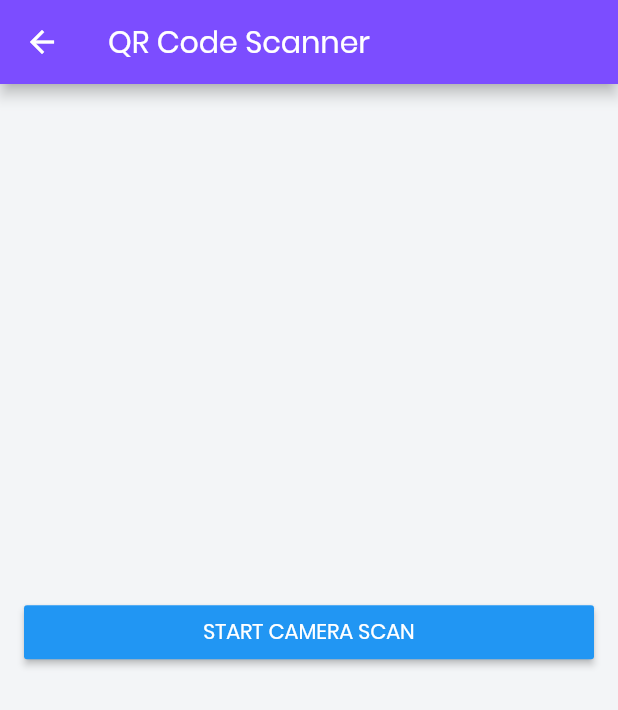
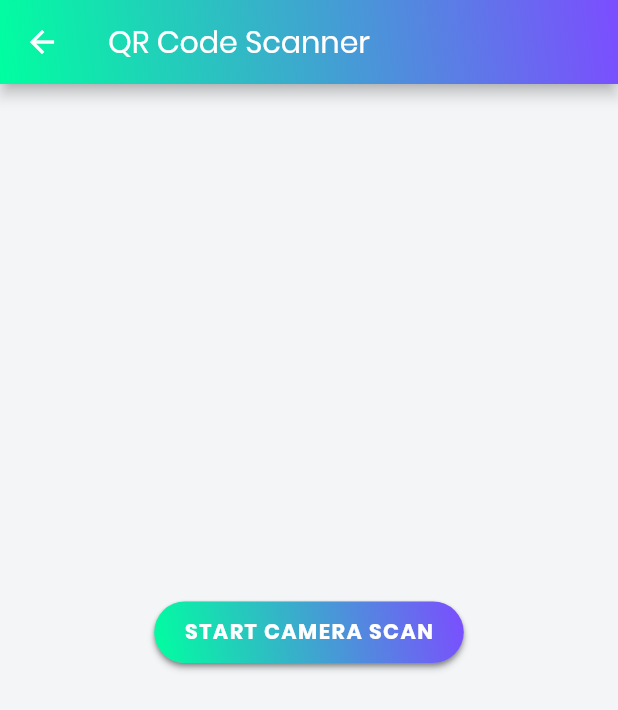
Before and after one commit to IosifGabriel/vanir-frontend, a Flutter app: the ScanScreen screen opened directly, on a phone screen of 412 x 824 dp. Shown: the top 710 px of the screen. Run offline on Flutter 3.47's test engine with Material 2 defaults, Android fonts, the phone set to English and light mode, and no system bars; our stand-ins replace carousel_slider, font_awesome_flutter, qr_flutter; missing offline and left inert: barcode_scan, flutter_mobile_vision, flutter_sparkline; network calls fail.

Commit message:
new stylizing

```diff
--- a/lib/screens/scanqrcode.dart
+++ b/lib/screens/scanqrcode.dart
@@ -3,6 +3,7 @@ import 'dart:async';
 import 'package:barcode_scan/barcode_scan.dart';
 import 'package:flutter/material.dart';
 import 'package:flutter/services.dart';
+import 'package:vanir_app/widgets/custom_button.dart';
 
 class ScanScreen extends StatefulWidget {
   @override
@@ -22,23 +23,28 @@ class _ScanState extends State<ScanScreen> {
     return Scaffold(
         appBar: new AppBar(
           title: new Text('QR Code Scanner'),
+          flexibleSpace:  Container(
+                    decoration: const BoxDecoration(
+                      gradient: LinearGradient(
+                        begin: Alignment.topRight,
+                        end: Alignment.bottomLeft,
+                        colors: <Color>[
+                          Color(0xFF7C4DFF),
+                          Color(0xFF00FFA0)
+                        ]
+                      )
+                    )
+                    )
         ),
         body: new Center(
           child: new Column(
             mainAxisAlignment: MainAxisAlignment.center,
-            crossAxisAlignment: CrossAxisAlignment.stretch,
+           // crossAxisAlignment: CrossAxisAlignment.stretch,
             children: <Widget>[
               Padding(
-                padding: EdgeInsets.symmetric(horizontal: 16.0, vertical: 8.0),
-                child: RaisedButton(
-                    color: Colors.blue,
-                    textColor: Colors.white,
-                    splashColor: Colors.blueGrey,
-                    onPressed: scan,
-                    child: const Text('START CAMERA SCAN')
-                ),
-              )
-              ,
+                padding: EdgeInsets.symmetric(horizontal: 25.0, vertical: 100.0),
+                child: CustomButton('START CAMERA SCAN', scan)
+              ),
               Padding(
                 padding: EdgeInsets.symmetric(horizontal: 16.0, vertical: 8.0),
                 child: Text(barcode, textAlign: TextAlign.center,),
@@ -51,7 +57,8 @@ class _ScanState extends State<ScanScreen> {
 
   Future scan() async {
     try {
-      String barcode = await BarcodeScanner.scan().toString();
+      var scanResult = await BarcodeScanner.scan();
+      String barcode = scanResult.toString();
       setState(() => this.barcode = barcode);
     } on PlatformException catch (e) {
       if (e.code == BarcodeScanner.cameraAccessDenied) {
--- a/lib/tabs/payments_tab.dart
+++ b/lib/tabs/payments_tab.dart
@@ -5,7 +5,7 @@ import 'package:flutter_mobile_vision/flutter_mobile_vision.dart';
 import 'package:vanir_app/screens/generateqrcode.dart';
 import 'package:vanir_app/screens/scanqrcode.dart';
 import 'package:vanir_app/widgets/tab_title.dart';
-
+import 'package:vanir_app/widgets/custom_button.dart';
 
 
 
@@ -28,9 +28,7 @@ class PaymentsTabState extends State<PaymentsTab> {
       children:<Widget>[
         Column(children: <Widget>[
           TabTitle("OCR Reading", false),
-          new RaisedButton(onPressed: _read,
-          child: new Text('Start Scanning')
-          ),
+          CustomButton("Start scanning", _read),
           TabTitle("QR CODE", false),
             MyListTile("QR GENERATE", FontAwesomeIcons.qrcode, (){
                   Navigator.push(
```
Also changed, not shown: lib/screens/generateqrcode.dart (+15 -10 lines).
